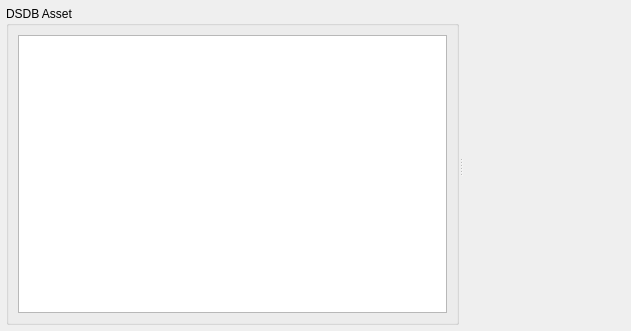
Qt form src/DigiSModEditor/ui_file/asset_transfer_widget.ui (Alamithor/DigiSModEditor) before a commit.
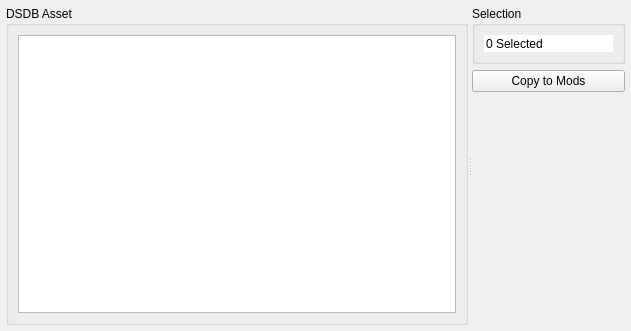
The same form after that commit.

Commit message: dev mode line and update the ui

```diff
--- a/src/DigiSModEditor/ui_file/asset_transfer_widget.ui
+++ b/src/DigiSModEditor/ui_file/asset_transfer_widget.ui
@@ -55,14 +55,84 @@
          </property>
          <layout class="QVBoxLayout" name="verticalLayout">
           <item>
-           <widget class="QTreeView" name="dsdb_asset_tv"/>
+           <widget class="QTreeView" name="dsdb_asset_tv">
+            <property name="editTriggers">
+             <set>QAbstractItemView::NoEditTriggers</set>
+            </property>
+            <property name="showDropIndicator" stdset="0">
+             <bool>false</bool>
+            </property>
+            <property name="selectionMode">
+             <enum>QAbstractItemView::ExtendedSelection</enum>
+            </property>
+            <property name="indentation">
+             <number>12</number>
+            </property>
+            <property name="uniformRowHeights">
+             <bool>true</bool>
+            </property>
+            <property name="animated">
+             <bool>true</bool>
+            </property>
+            <property name="headerHidden">
+             <bool>true</bool>
+            </property>
+           </widget>
           </item>
          </layout>
         </widget>
        </item>
       </layout>
      </widget>
-     <widget class="QWidget" name="widget_2" native="true"/>
+     <widget class="QWidget" name="widget_2" native="true">
+      <layout class="QVBoxLayout" name="verticalLayout_4">
+       <item>
+        <widget class="QGroupBox" name="groupBox">
+         <property name="title">
+          <string>Selection</string>
+         </property>
+         <layout class="QVBoxLayout" name="verticalLayout_5">
+          <item>
+           <widget class="QSpinBox" name="spinBox">
+            <property name="frame">
+             <bool>false</bool>
+            </property>
+            <property name="readOnly">
+             <bool>false</bool>
+            </property>
+            <property name="buttonSymbols">
+             <enum>QAbstractSpinBox::NoButtons</enum>
+            </property>
+            <property name="suffix">
+             <string> Selected</string>
+            </property>
+           </widget>
+          </item>
+         </layout>
+        </widget>
+       </item>
+       <item>
+        <widget class="QPushButton" name="pushButton">
+         <property name="text">
+          <string>Copy to Mods</string>
+         </property>
+        </widget>
+       </item>
+       <item>
+        <spacer name="verticalSpacer">
+         <property name="orientation">
+          <enum>Qt::Vertical</enum>
+         </property>
+         <property name="sizeHint" stdset="0">
+          <size>
+           <width>20</width>
+           <height>40</height>
+          </size>
+         </property>
+        </spacer>
+       </item>
+      </layout>
+     </widget>
     </widget>
    </item>
   </layout>
```
The commit also changes 4 other files.
